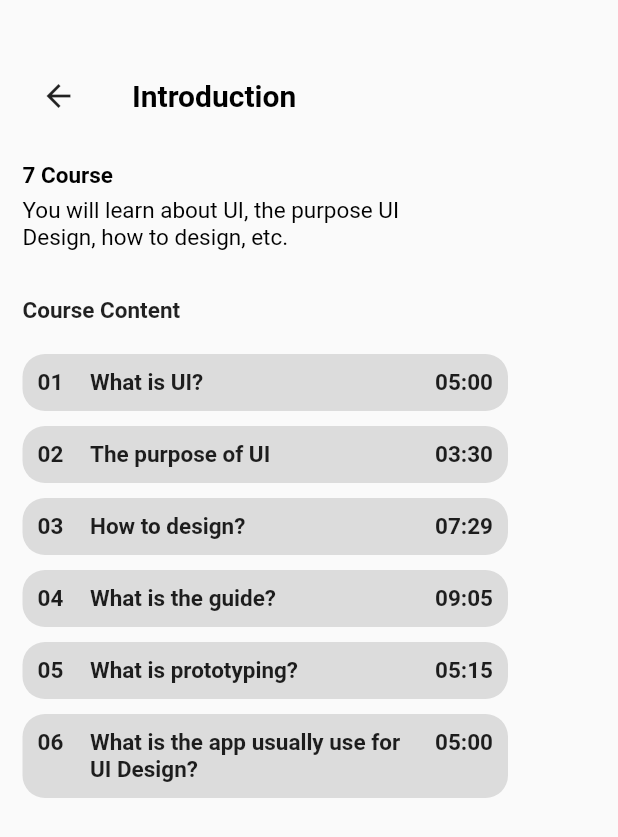
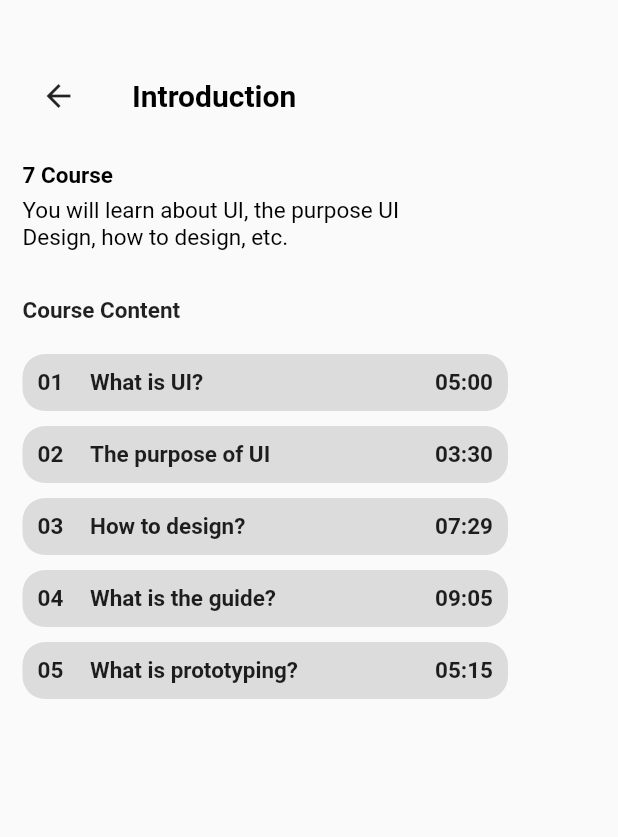
Before and after one commit to arifbudiman0104/design_ui, a Flutter app: the screen it shows after launch, after a tap on "Introduction", on a phone screen of 412 x 824 dp. Shown: the top 837 px of the screen. Run offline on Flutter 3.47's test engine with Material 2 defaults, Android fonts, the phone set to English and light mode, and no system bars; our stand-ins replace youtube_player_flutter.

Commit message:
disable intro6

```diff
--- a/lib/informationpage/introductionPage.dart
+++ b/lib/informationpage/introductionPage.dart
@@ -130,13 +130,13 @@ class IntroductionPage extends StatelessWidget {
                         SizedBox(
                           height: 10,
                         ),
-                        Content(
-                          number: "06",
-                          contenttitle:
-                              "What is the app usually use for UI Design?",
-                          time: "05:00",
-                          contentpage: Intro6(),
-                        ),
+                        // Content(
+                        //   number: "06",
+                        //   contenttitle:
+                        //       "What is the app usually use for UI Design?",
+                        //   time: "05:00",
+                        //   contentpage: Intro6(),
+                        // ),
                       ],
                     ),
                   ],
```
